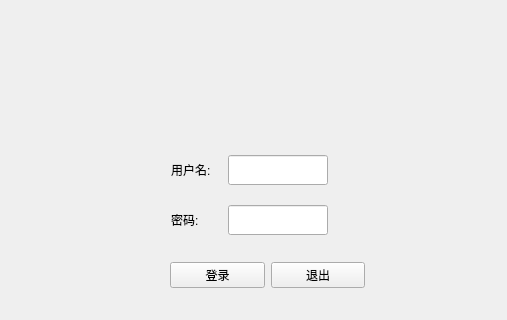
renyilin2007/shot-training-manager-system, file src/ui/login.ui: the form before one commit; both pictures show x 0 to 507 and y 180 to 500 of the 800 by 500 pixel window.
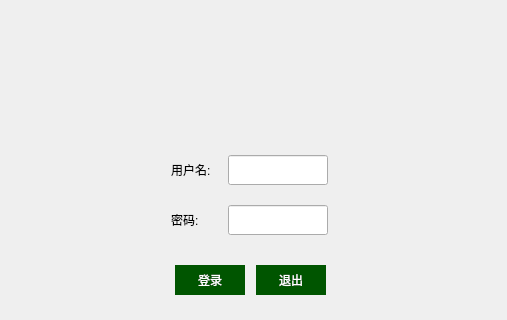
The form after the commit. Icons and pictures are not drawn.

The edit to the form file:
```diff
--- a/src/ui/login.ui
+++ b/src/ui/login.ui
@@ -87,35 +87,6 @@
     </item>
    </layout>
   </widget>
-  <widget class="QWidget" name="layoutWidget">
-   <property name="geometry">
-    <rect>
-     <x>170</x>
-     <y>440</y>
-     <width>195</width>
-     <height>30</height>
-    </rect>
-   </property>
-   <layout class="QHBoxLayout" name="horizontalLayout_3">
-    <item>
-     <widget class="QPushButton" name="LoginBtn_LogInUI">
-      <property name="styleSheet">
-       <string notr="true">border-top-color: rgb(0, 85, 0);</string>
-      </property>
-      <property name="text">
-       <string>登录</string>
-      </property>
-     </widget>
-    </item>
-    <item>
-     <widget class="QPushButton" name="ExitBtn_LogInUI">
-      <property name="text">
-       <string>退出</string>
-      </property>
-     </widget>
-    </item>
-   </layout>
-  </widget>
   <widget class="QLabel" name="label">
    <property name="geometry">
     <rect>
@@ -133,6 +104,56 @@
     <string>实弹射击管理系统</string>
    </property>
   </widget>
+  <widget class="QWidget" name="">
+   <property name="geometry">
+    <rect>
+     <x>170</x>
+     <y>440</y>
+     <width>161</width>
+     <height>41</height>
+    </rect>
+   </property>
+   <layout class="QHBoxLayout" name="horizontalLayout_3">
+    <item>
+     <widget class="QPushButton" name="LoginBtn_LogInUI">
+      <property name="maximumSize">
+       <size>
+        <width>70</width>
+        <height>30</height>
+       </size>
+      </property>
+      <property name="styleSheet">
+       <string notr="true">background-color: rgb(0, 85, 0);
+color: rgb(255, 255, 255);
+border:none
+</string>
+      </property>
+      <property name="text">
+       <string>登录</string>
+      </property>
+     </widget>
+    </item>
+    <item>
+     <widget class="QPushButton" name="ExitBtn_LogInUI">
+      <property name="maximumSize">
+       <size>
+        <width>70</width>
+        <height>30</height>
+       </size>
+      </property>
+      <property name="styleSheet">
+       <string notr="true">background-color: rgb(0, 85, 0);
+color: rgb(255, 255, 255);
+border:none
+</string>
+      </property>
+      <property name="text">
+       <string>退出</string>
+      </property>
+     </widget>
+    </item>
+   </layout>
+  </widget>
   <zorder>layoutWidget</zorder>
   <zorder>horizontalLayoutWidget</zorder>
   <zorder>horizontalLayoutWidget_2</zorder>
```
